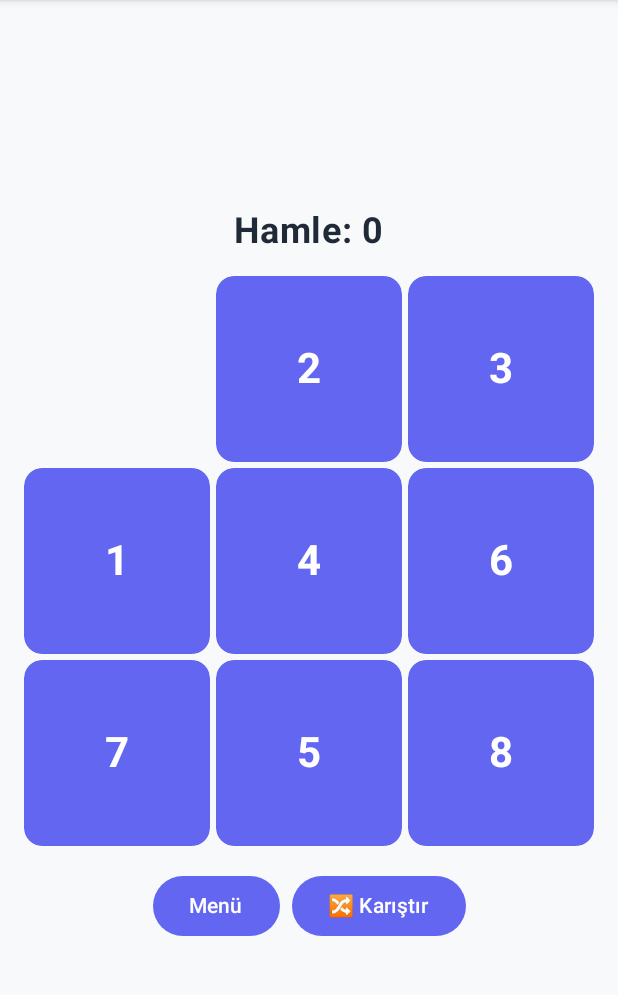
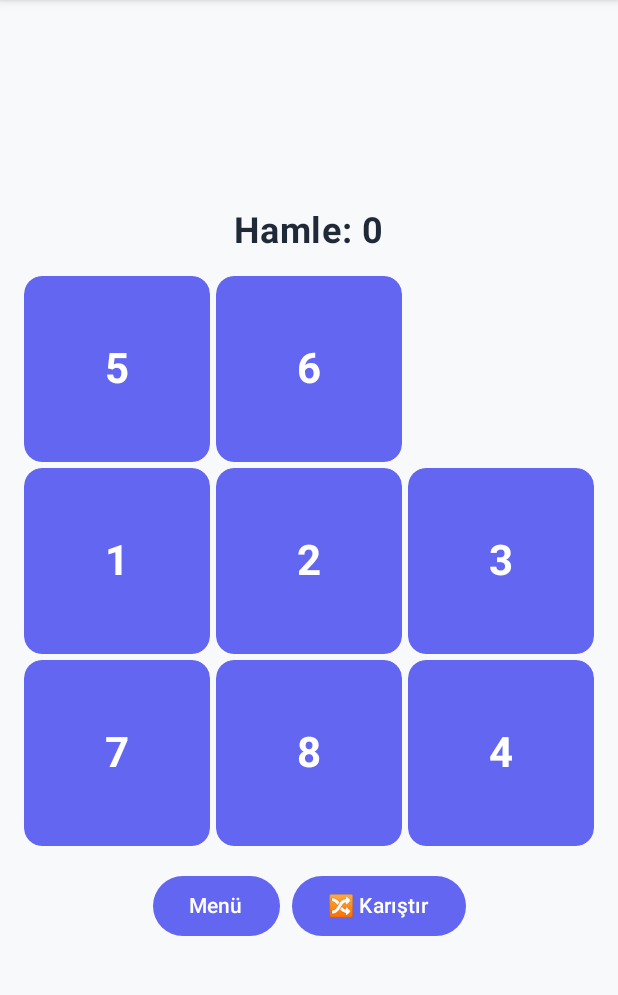
Before and after one commit to fahrettinaltay/PuzzleGame, an Android app built with Jetpack Compose: the PuzzleActivity screen opened directly, with no data from a screen before it, on a phone screen of 412 x 824 dp, the part 84-1079 px from its top. Run offline under Robolectric (Android 15) with nearby library versions, the phone set to English and light mode, and no system bars.

Commit message:
Fixed issues with theme and difficulty levels

```diff
--- a/app/src/main/java/com/mey/puzzlegame/PuzzleActivity.kt
+++ b/app/src/main/java/com/mey/puzzlegame/PuzzleActivity.kt
@@ -90,31 +90,28 @@ class PuzzleViewModel(private val dataStore: SettingsDataStore) : ViewModel() {
     private fun shuffleBoard() {
         initValues()
         val shuffleMoves = size * size * 100
-        var lastMove: Pair<Int, Int>? = null
         repeat(shuffleMoves) {
-            val possibleMoves = mutableListOf<Pair<Int, Int>>().apply {
-                if (emptyRow > 0 && (lastMove == null || lastMove != emptyRow - 1 to emptyCol)) add(emptyRow - 1 to emptyCol)
-                if (emptyRow < size - 1 && (lastMove == null || lastMove != emptyRow + 1 to emptyCol)) add(emptyRow + 1 to emptyCol)
-                if (emptyCol > 0 && (lastMove == null || lastMove != emptyRow to emptyCol - 1)) add(emptyRow to emptyCol - 1)
-                if (emptyCol < size - 1 && (lastMove == null || lastMove != emptyRow to emptyCol + 1)) add(emptyRow to emptyCol + 1)
-            }
-            val (nr, nc) = possibleMoves.ifEmpty {
-                buildList {
-                    if (emptyRow > 0) add(emptyRow - 1 to emptyCol)
-                    if (emptyRow < size - 1) add(emptyRow + 1 to emptyCol)
-                    if (emptyCol > 0) add(emptyRow to emptyCol - 1)
-                    if (emptyCol < size - 1) add(emptyRow to emptyCol + 1)
-                }
-            }.random()
-            swap(emptyRow, emptyCol, nr, nc)
-            lastMove = emptyRow to emptyCol
-            emptyRow = nr
-            emptyCol = nc
+            val neighbors = mutableListOf<Pair<Int, Int>>()
+            if (emptyRow > 0) neighbors.add(emptyRow - 1 to emptyCol)
+            if (emptyRow < size - 1) neighbors.add(emptyRow + 1 to emptyCol)
+            if (emptyCol > 0) neighbors.add(emptyRow to emptyCol - 1)
+            if (emptyCol < size - 1) neighbors.add(emptyRow to emptyCol + 1)
+
+            val (randomRow, randomCol) = neighbors.random()
+
+            // Swap the empty tile with the random neighbor
+            swap(emptyRow, emptyCol, randomRow, randomCol)
+
+            // Update the new empty tile position
+            emptyRow = randomRow
+            emptyCol = randomCol
         }
+
+        // If the board happens to be solved after shuffling, shuffle again.
         if (checkIfComplete()) {
             shuffleBoard()
         }
-        values = values.copyOf()
+        values = values.copyOf() // Trigger UI update
     }
 
     fun onTileClick(r: Int, c: Int) {
--- a/app/src/main/res/values-night/themes.xml
+++ b/app/src/main/res/values-night/themes.xml
@@ -5,7 +5,7 @@
     This theme is applied to the splash screen and is the entry point theme.
     The actual theme is controlled by Jetpack Compose in PuzzleGameTheme.
     -->
-    <style name="Theme.PuzzleGame" parent="Theme.AppCompat.NoActionBar">
+    <style name="Theme.PuzzleGame" parent="android:Theme.DeviceDefault.NoActionBar">
         <!-- Set the background color for the splash screen or initial window -->
         <item name="android:windowBackground">@android:color/black</item>
     </style>
--- a/app/src/main/res/values/themes.xml
+++ b/app/src/main/res/values/themes.xml
@@ -5,7 +5,7 @@
     This theme is applied to the splash screen and is the entry point theme.
     The actual theme is controlled by Jetpack Compose in PuzzleGameTheme.
     -->
-    <style name="Theme.PuzzleGame" parent="Theme.AppCompat.NoActionBar">
+    <style name="Theme.PuzzleGame" parent="android:Theme.DeviceDefault.NoActionBar">
         <!-- Set the background color for the splash screen or initial window -->
         <item name="android:windowBackground">@android:color/white</item>
     </style>
```
